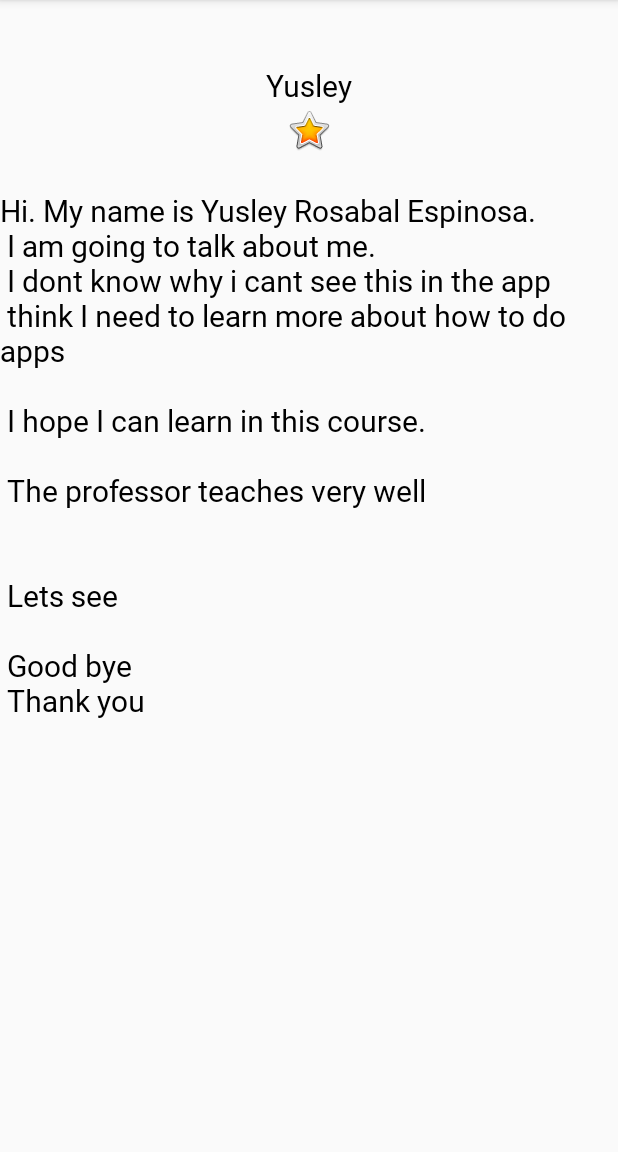
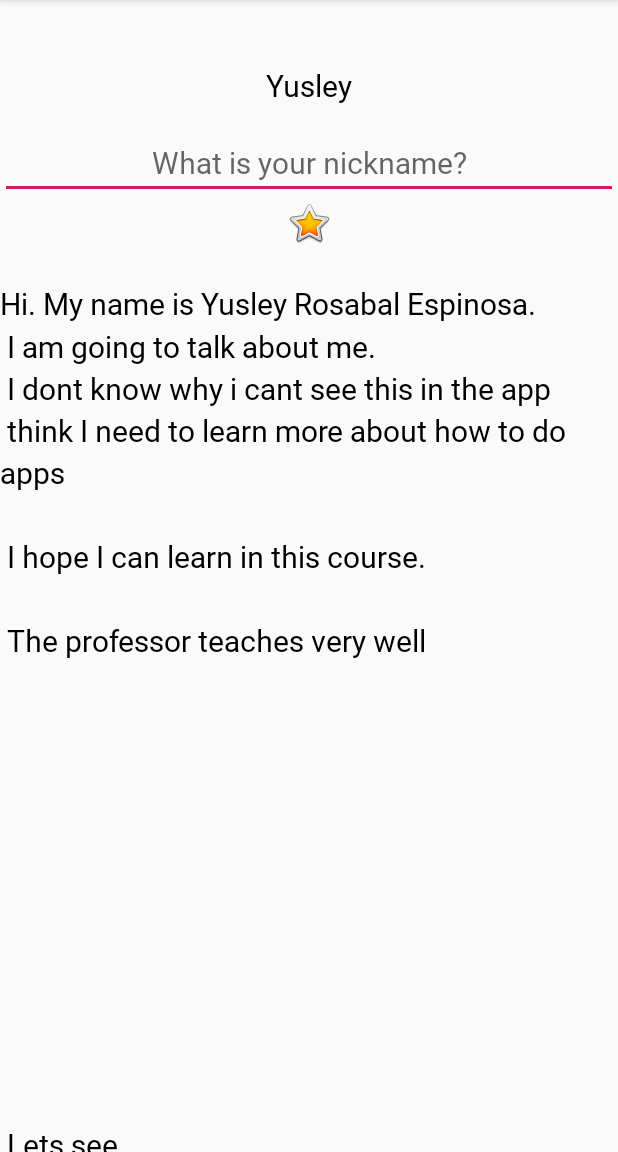
Before and after one commit to yusTheHacker/AboutMe, an Android app: the screen it shows after launch (MainActivity), on a phone screen of 412 x 824 dp, the part 84-1236 px from its top. Run offline under Robolectric (Android 15) with nearby library versions, the phone set to English and light mode, and no system bars.

Commit message:
Added an input textto let the user enter his or her nickname

```diff
--- a/app/src/main/res/layout/activity_main.xml
+++ b/app/src/main/res/layout/activity_main.xml
@@ -20,6 +20,16 @@
         android:textAlignment="center"
         android:textColor="@android:color/black" />
 
+    <EditText
+        android:id="@+id/nickname_edit"
+        style="@style/NameStyle"
+        android:layout_width="match_parent"
+        android:layout_height="wrap_content"
+        android:ems="10"
+        android:hint="@string/what_is_your_nickname"
+        android:inputType="textShortMessage|textEmailAddress"
+        android:textAlignment="center" />
+
     <ImageView
         android:id="@+id/star_image"
         android:layout_width="match_parent"
@@ -37,7 +47,8 @@
             style="@style/NameStyle"
             android:layout_width="match_parent"
             android:layout_height="wrap_content"
-            android:text="@string/bio" />
+            android:text="@string/bio"
+            android:lineSpacingMultiplier="@dimen/line_space"/>
     </ScrollView>
 
 </LinearLayout>
--- a/app/src/main/res/values/dimens.xml
+++ b/app/src/main/res/values/dimens.xml
@@ -3,4 +3,5 @@
     <dimen name="text_size">20sp</dimen>
     <dimen name="small_padding">8dp</dimen>
     <dimen name="layout_margin">16dp</dimen>
+    <dimen name="line_space">1.2</dimen>
 </resources>
--- a/app/src/main/res/values/strings.xml
+++ b/app/src/main/res/values/strings.xml
@@ -12,10 +12,11 @@
         \n
         The professor teaches very well\n
         \n
-        \n
+        \n\n\n\n\n\n\n\n\n\n
         Lets see\n
         \n
         Good bye\n
         Thank you
     </string>
+    <string name="what_is_your_nickname">What is your nickname?</string>
 </resources>
```
